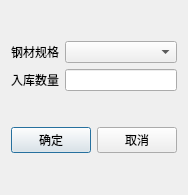
Qt form stockindialog.ui (hamer-hm/system) before a commit.
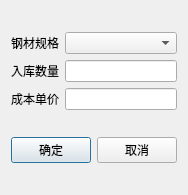
The same form after that commit.

```diff
--- a/stockindialog.ui
+++ b/stockindialog.ui
@@ -15,20 +15,7 @@
   </property>
   <layout class="QVBoxLayout" name="verticalLayout" stretch="1,0">
    <item>
-    <layout class="QGridLayout" name="gridLayout" rowstretch="0,0" columnstretch="0,0">
-     <item row="0" column="1">
-      <widget class="QComboBox" name="comboBox"/>
-     </item>
-     <item row="1" column="1">
-      <widget class="QLineEdit" name="lineEdit"/>
-     </item>
-     <item row="1" column="0">
-      <widget class="QLabel" name="label_2">
-       <property name="text">
-        <string>入库数量</string>
-       </property>
-      </widget>
-     </item>
+    <layout class="QGridLayout" name="gridLayout" rowstretch="0,0,0" columnstretch="0,0">
      <item row="0" column="0">
       <widget class="QLabel" name="label">
        <property name="text">
@@ -36,6 +23,29 @@
        </property>
       </widget>
      </item>
+     <item row="1" column="0">
+      <widget class="QLabel" name="label_2">
+       <property name="text">
+        <string>入库数量</string>
+       </property>
+      </widget>
+     </item>
+     <item row="1" column="1">
+      <widget class="QLineEdit" name="lineEdit"/>
+     </item>
+     <item row="0" column="1">
+      <widget class="QComboBox" name="comboBox"/>
+     </item>
+     <item row="2" column="0">
+      <widget class="QLabel" name="label_3">
+       <property name="text">
+        <string>成本单价</string>
+       </property>
+      </widget>
+     </item>
+     <item row="2" column="1">
+      <widget class="QLineEdit" name="editCost"/>
+     </item>
     </layout>
    </item>
    <item>
```
